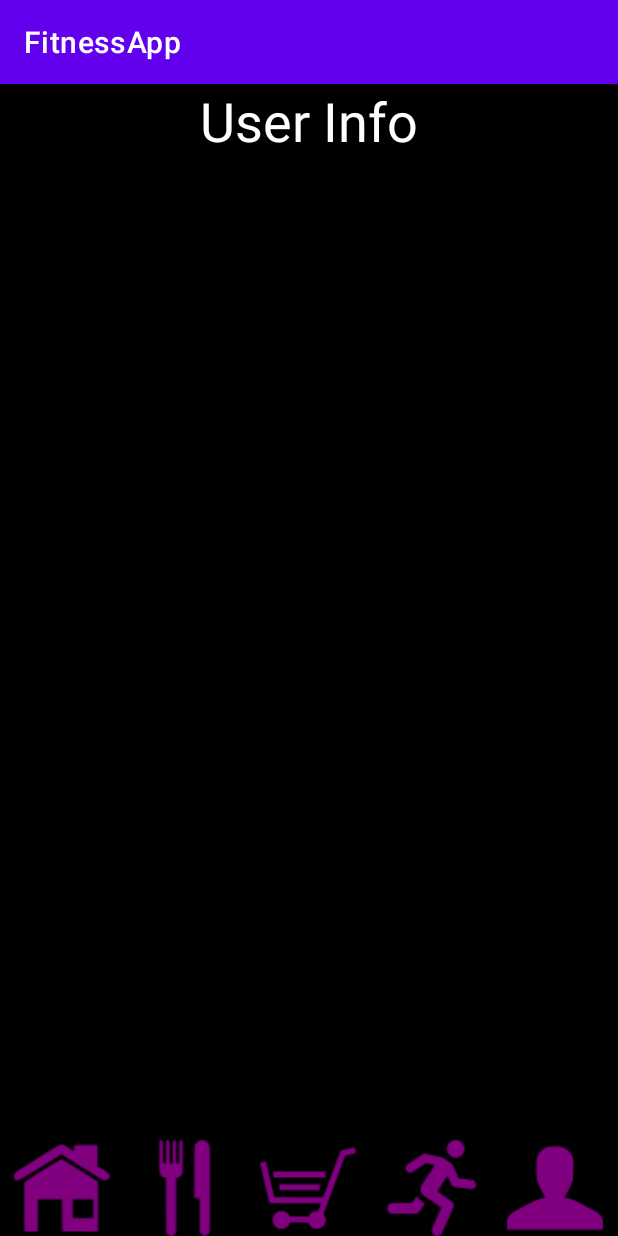
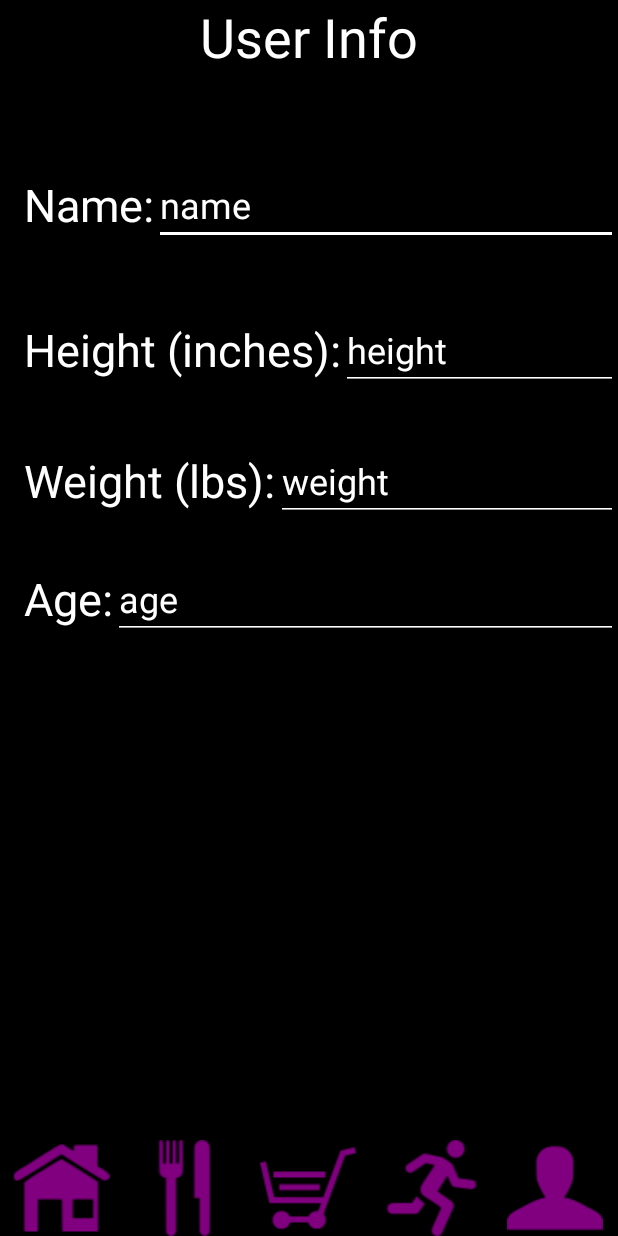
Before and after one commit to tilwe28/FitnessApp, an Android app: the Info screen opened directly, with no data from a screen before it, on a phone screen of 412 x 824 dp. Run offline under Robolectric (Android 15) with nearby library versions, the phone set to English and light mode, and no system bars.

Commit message:
edit texts for user info

```diff
--- a/app/src/main/AndroidManifest.xml
+++ b/app/src/main/AndroidManifest.xml
@@ -9,7 +9,6 @@
         android:roundIcon="@mipmap/ic_launcher_round"
         android:supportsRtl="true"
         android:theme="@style/Theme.FitnessApp">
-        <activity android:name=".NavigationButtons"></activity>
         <activity android:name=".Info" />
         <activity android:name=".Exercise" />
         <activity android:name=".Diary" />
--- a/app/src/main/res/layout/activity_info.xml
+++ b/app/src/main/res/layout/activity_info.xml
@@ -26,4 +26,125 @@
         app:layout_constraintEnd_toEndOf="parent"
         app:layout_constraintStart_toStartOf="parent"
         app:layout_constraintTop_toTopOf="parent" />
+
+    <TextView
+        android:id="@+id/id_info_textView_name"
+        android:layout_width="wrap_content"
+        android:layout_height="wrap_content"
+        android:text="Name:"
+        android:textColor="#FFFFFF"
+        android:textSize="30sp"
+        app:layout_constraintBottom_toTopOf="@+id/navigationView"
+        app:layout_constraintEnd_toEndOf="parent"
+        app:layout_constraintHorizontal_bias="0.05"
+        app:layout_constraintStart_toStartOf="parent"
+        app:layout_constraintTop_toBottomOf="@+id/id_info_textView_heading"
+        app:layout_constraintVertical_bias="0.1" />
+
+    <EditText
+        android:id="@+id/id_info_editText_name"
+        android:layout_width="0dp"
+        android:layout_height="wrap_content"
+        android:backgroundTint="#FFFFFF"
+        android:ems="10"
+        android:inputType="textPersonName"
+        android:text="name"
+        android:textColor="#FFFFFF"
+        android:textColorHint="#FFFFFF"
+        android:textSize="24sp"
+        app:layout_constraintBottom_toBottomOf="@+id/id_info_textView_name"
+        app:layout_constraintEnd_toEndOf="parent"
+        app:layout_constraintStart_toEndOf="@+id/id_info_textView_name"
+        app:layout_constraintTop_toTopOf="@+id/id_info_textView_name" />
+
+    <TextView
+        android:id="@+id/id_info_textView_height"
+        android:layout_width="wrap_content"
+        android:layout_height="wrap_content"
+        android:text="Height (inches):"
+        android:textColor="#FFFFFF"
+        android:textSize="30sp"
+        app:layout_constraintBottom_toTopOf="@+id/navigationView"
+        app:layout_constraintEnd_toEndOf="parent"
+        app:layout_constraintHorizontal_bias="0.0"
+        app:layout_constraintStart_toStartOf="@+id/id_info_textView_name"
+        app:layout_constraintTop_toBottomOf="@+id/id_info_textView_name"
+        app:layout_constraintVertical_bias="0.1" />
+
+    <EditText
+        android:id="@+id/id_info_editText_height"
+        android:layout_width="0dp"
+        android:layout_height="wrap_content"
+        android:backgroundTint="#FFFFFF"
+        android:ems="10"
+        android:inputType="textPersonName"
+        android:text="height"
+        android:textColor="#FFFFFF"
+        android:textColorHint="#FFFFFF"
+        android:textSize="24sp"
+        app:layout_constraintBottom_toBottomOf="@+id/id_info_textView_height"
+        app:layout_constraintEnd_toEndOf="parent"
+        app:layout_constraintStart_toEndOf="@+id/id_info_textView_height"
+        app:layout_constraintTop_toTopOf="@+id/id_info_textView_height" />
+
+    <TextView
+        android:id="@+id/id_info_textView_weight"
+        android:layout_width="wrap_content"
+        android:layout_height="wrap_content"
+        android:text="Weight (lbs):"
+        android:textColor="#FFFFFF"
+        android:textSize="30sp"
+        app:layout_constraintBottom_toTopOf="@+id/navigationView"
+        app:layout_constraintEnd_toEndOf="parent"
+        app:layout_constraintHorizontal_bias="0.0"
+        app:layout_constraintStart_toStartOf="@+id/id_info_textView_height"
+        app:layout_constraintTop_toBottomOf="@+id/id_info_textView_height"
+        app:layout_constraintVertical_bias="0.1" />
+
+    <EditText
+        android:id="@+id/id_info_editText_weight"
+        android:layout_width="0dp"
+        android:layout_height="wrap_content"
+        android:backgroundTint="#FFFFFF"
+        android:ems="10"
+        android:inputType="textPersonName"
+        android:text="weight"
+        android:textColor="#FFFFFF"
+        android:textColorHint="#FFFFFF"
+        android:textSize="24sp"
+        app:layout_constraintBottom_toBottomOf="@+id/id_info_textView_weight"
+        app:layout_constraintEnd_toEndOf="parent"
+        app:layout_constraintStart_toEndOf="@+id/id_info_textView_weight"
+        app:layout_constraintTop_toTopOf="@+id/id_info_textView_weight" />
+
+    <TextView
+        android:id="@+id/id_info_textView_age"
+        android:layout_width="wrap_content"
+        android:layout_height="wrap_content"
+        android:text="Age:"
+        android:textColor="#FFFFFF"
+        android:textSize="30sp"
+        app:layout_constraintBottom_toTopOf="@+id/navigationView"
+        app:layout_constraintEnd_toEndOf="parent"
+        app:layout_constraintHorizontal_bias="0.0"
+        app:layout_constraintStart_toStartOf="@+id/id_info_textView_weight"
+        app:layout_constraintTop_toBottomOf="@+id/id_info_textView_weight"
+        app:layout_constraintVertical_bias="0.1" />
+
+    <EditText
+        android:id="@+id/id_info_editText_age"
+        android:layout_width="0dp"
+        android:layout_height="wrap_content"
+        android:backgroundTint="#FFFFFF"
+        android:ems="10"
+        android:inputType="textPersonName"
+        android:text="age"
+        android:textColor="#FFFFFF"
+        android:textColorHint="#FFFFFF"
+        android:textSize="24sp"
+        app:layout_constraintBottom_toBottomOf="@+id/id_info_textView_age"
+        app:layout_constraintEnd_toEndOf="parent"
+        app:layout_constraintStart_toEndOf="@+id/id_info_textView_age"
+        app:layout_constraintTop_toTopOf="@+id/id_info_textView_age" />
+
 </androidx.constraintlayout.widget.ConstraintLayout>
--- a/app/src/main/res/values/themes.xml
+++ b/app/src/main/res/values/themes.xml
@@ -1,6 +1,6 @@
 <resources xmlns:tools="http://schemas.android.com/tools">
     <!-- Base application theme. -->
-    <style name="Theme.FitnessApp" parent="Theme.MaterialComponents.DayNight.DarkActionBar">
+    <style name="Theme.FitnessApp" parent="Theme.MaterialComponents.DayNight.NoActionBar">
         <!-- Primary brand color. -->
         <item name="colorPrimary">@color/purple_500</item>
         <item name="colorPrimaryVariant">@color/purple_700</item>
```
